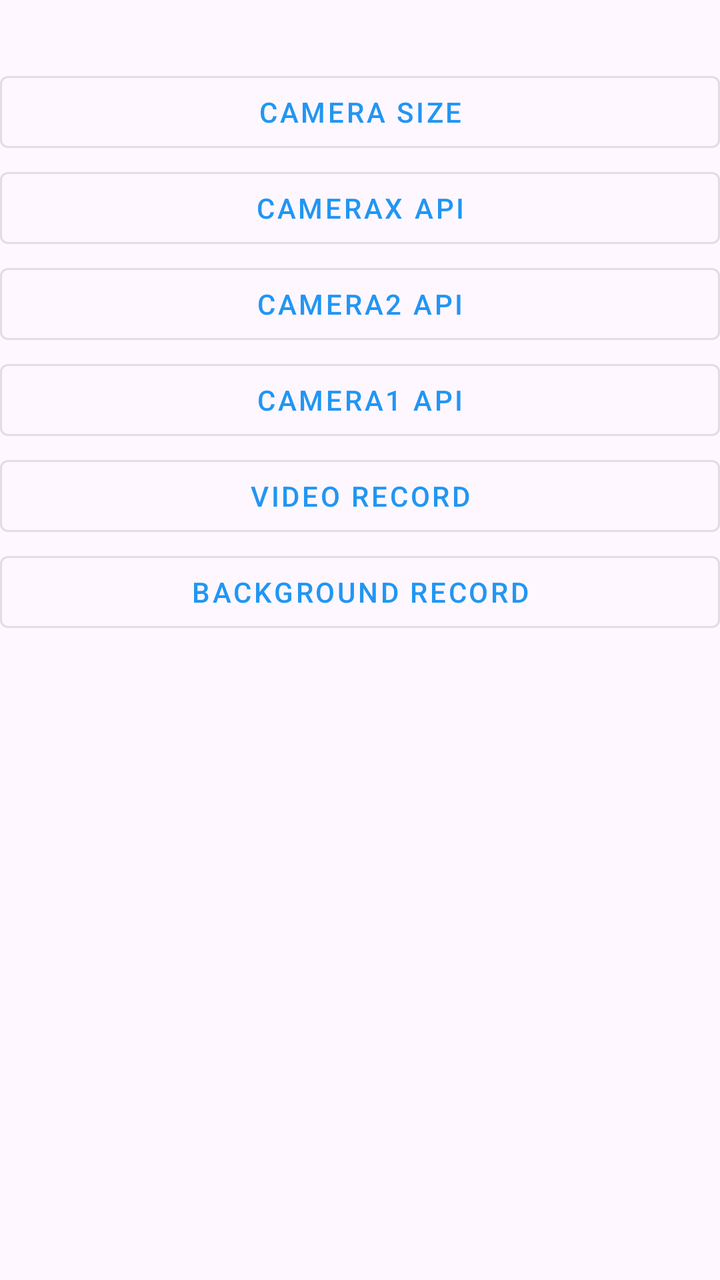
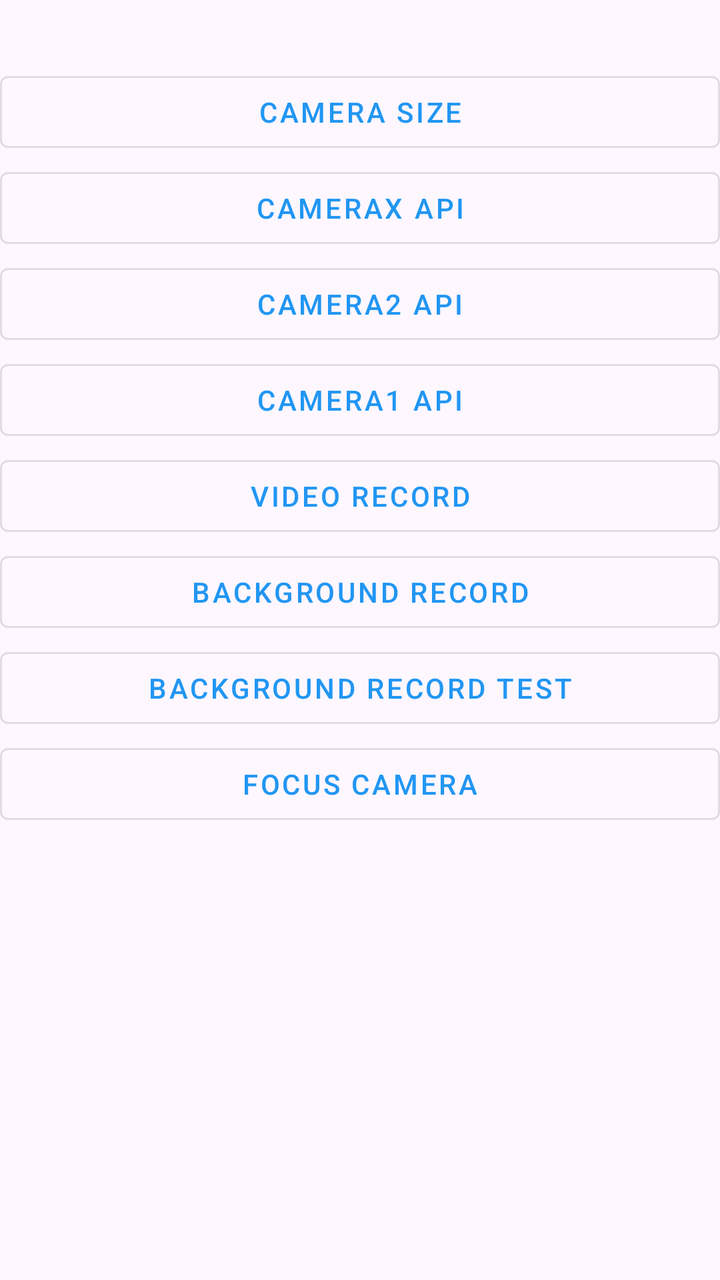

The first picture is an Android layout as it rendered before a commit; the second is the same layout after the commit. The layout source and the unified diff follow.
<!-- AndroidManifest.xml: application theme Theme.MyCamera -->
<!-- res/layout/act_main.xml -->
<?xml version="1.0" encoding="utf-8"?>
<androidx.constraintlayout.widget.ConstraintLayout xmlns:android="http://schemas.android.com/apk/res/android"
    xmlns:app="http://schemas.android.com/apk/res-auto"
    xmlns:tools="http://schemas.android.com/tools"
    android:id="@+id/main"
    android:layout_width="match_parent"
    android:layout_height="match_parent"
    tools:context=".MainAct">

    <androidx.core.widget.NestedScrollView
        android:layout_width="match_parent"
        android:layout_height="match_parent">
        <LinearLayout
            android:layout_width="match_parent"
            android:layout_height="match_parent"
            android:orientation="vertical">

            <TextView
                android:visibility="gone"
                android:id="@+id/titleTextView"
                android:layout_width="match_parent"
                android:layout_height="wrap_content"
                android:text="My Camera App"
                android:textSize="24sp"
                android:textStyle="bold"
                app:layout_constraintTop_toTopOf="parent"
                app:layout_constraintStart_toStartOf="parent"
                app:layout_constraintEnd_toEndOf="parent"/>

            <Button
                android:id="@+id/camera_size"
                android:layout_width="match_parent"
                android:layout_height="wrap_content"
                android:text="Camera Size"
                app:layout_constraintTop_toBottomOf="@id/titleTextView"
                app:layout_constraintStart_toStartOf="parent"
                app:layout_constraintEnd_toEndOf="parent"
                android:layout_marginTop="32dp"
                style="@style/Widget.MaterialComponents.Button.OutlinedButton"/>

            <Button
                android:id="@+id/camera_x"
                android:layout_width="match_parent"
                android:layout_height="wrap_content"
                android:text="CameraX API"
                app:layout_constraintTop_toBottomOf="@id/camera_size"
                app:layout_constraintStart_toStartOf="parent"
                app:layout_constraintEnd_toEndOf="parent"
                style="@style/Widget.MaterialComponents.Button.OutlinedButton"/>

            <Button
                android:id="@+id/camera2_api"
                android:layout_width="match_parent"
                android:layout_height="wrap_content"
                android:text="Camera2 API"
                app:layout_constraintTop_toBottomOf="@id/camera_x"
                app:layout_constraintStart_toStartOf="parent"
                app:layout_constraintEnd_toEndOf="parent"
                style="@style/Widget.MaterialComponents.Button.OutlinedButton"/>

            <Button
                android:id="@+id/camera_api"
                android:layout_width="match_parent"
                android:layout_height="wrap_content"
                android:text="Camera1 API"
                app:layout_constraintTop_toBottomOf="@id/camera2_api"
                app:layout_constraintStart_toStartOf="parent"
                app:layout_constraintEnd_toEndOf="parent"
                style="@style/Widget.MaterialComponents.Button.OutlinedButton"/>

            <Button
                android:id="@+id/video_record_button"
                android:layout_width="match_parent"
                android:layout_height="wrap_content"
                android:text="@string/video_record"
                app:layout_constraintTop_toBottomOf="@id/camera_api"
                app:layout_constraintStart_toStartOf="parent"
                app:layout_constraintEnd_toEndOf="parent"
                style="@style/Widget.MaterialComponents.Button.OutlinedButton"/>



            <Button
                android:id="@+id/background_record"
                android:layout_width="match_parent"
                android:layout_height="wrap_content"
                android:text="@string/background_record"
                app:layout_constraintTop_toBottomOf="@id/video_record_button"
                app:layout_constraintStart_toStartOf="parent"
                app:layout_constraintEnd_toEndOf="parent"
                style="@style/Widget.MaterialComponents.Button.OutlinedButton"/>

            <Button
                android:visibility="invisible"
                android:id="@+id/background_record_test"
                android:layout_width="match_parent"
                android:layout_height="wrap_content"
                android:text="Background Record Test"
                app:layout_constraintTop_toBottomOf="@id/background_record"
                app:layout_constraintStart_toStartOf="parent"
                app:layout_constraintEnd_toEndOf="parent"
                style="@style/Widget.MaterialComponents.Button.OutlinedButton"/>
            
        </LinearLayout>
    </androidx.core.widget.NestedScrollView>
</androidx.constraintlayout.widget.ConstraintLayout>
<!-- resources referenced by this layout -->
<resources>
  <string name="background_record">Background Record</string>
  <string name="video_record">Video Record</string>
  <style name="Theme.MyCamera" parent="Base.Theme.MyCamera" />
  <style name="Base.Theme.MyCamera" parent="Theme.Material3.DayNight.NoActionBar">
          
          <item name="colorPrimary">@color/camera_primary</item>
          <item name="colorPrimaryDark">@color/camera_primary_dark</item>
          <item name="colorAccent">@color/camera_accent</item>
  
          
          <item name="android:windowFullscreen">true</item>
          <item name="android:windowContentOverlay">@null</item>
          <item name="android:windowTranslucentStatus">true</item>
          <item name="android:windowTranslucentNavigation">true</item>
  
          
          <item name="android:keepScreenOn">true</item>
      </style>
  <color name="camera_primary">#2196F3</color>
  <color name="camera_primary_dark">#1976D2</color>
  <color name="camera_accent">#FF4081</color>
</resources>

<!-- the commit's change to res/layout/act_main.xml (unified diff, before → after) -->
@@ -91,7 +91,6 @@
                 style="@style/Widget.MaterialComponents.Button.OutlinedButton"/>
 
             <Button
-                android:visibility="invisible"
                 android:id="@+id/background_record_test"
                 android:layout_width="match_parent"
                 android:layout_height="wrap_content"
@@ -101,6 +100,16 @@
                 app:layout_constraintEnd_toEndOf="parent"
                 style="@style/Widget.MaterialComponents.Button.OutlinedButton"/>
             
+            <Button
+                android:id="@+id/focus_camera_button"
+                android:layout_width="match_parent"
+                android:layout_height="wrap_content"
+                android:text="Focus Camera"
+                app:layout_constraintTop_toBottomOf="@id/background_record_test"
+                app:layout_constraintStart_toStartOf="parent"
+                app:layout_constraintEnd_toEndOf="parent"
+                style="@style/Widget.MaterialComponents.Button.OutlinedButton"/>
+            
         </LinearLayout>
     </androidx.core.widget.NestedScrollView>
 </androidx.constraintlayout.widget.ConstraintLayout>
